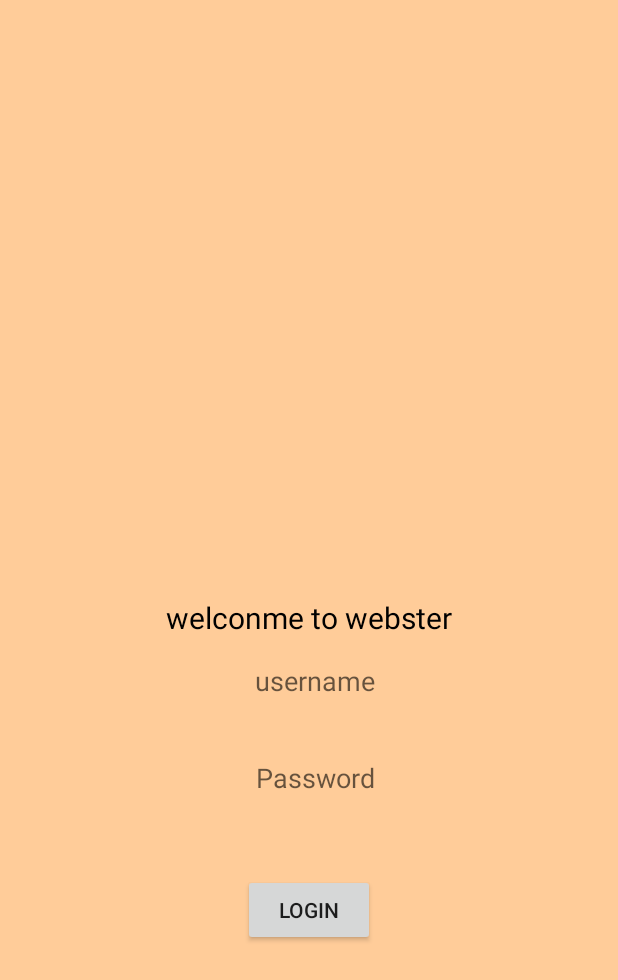
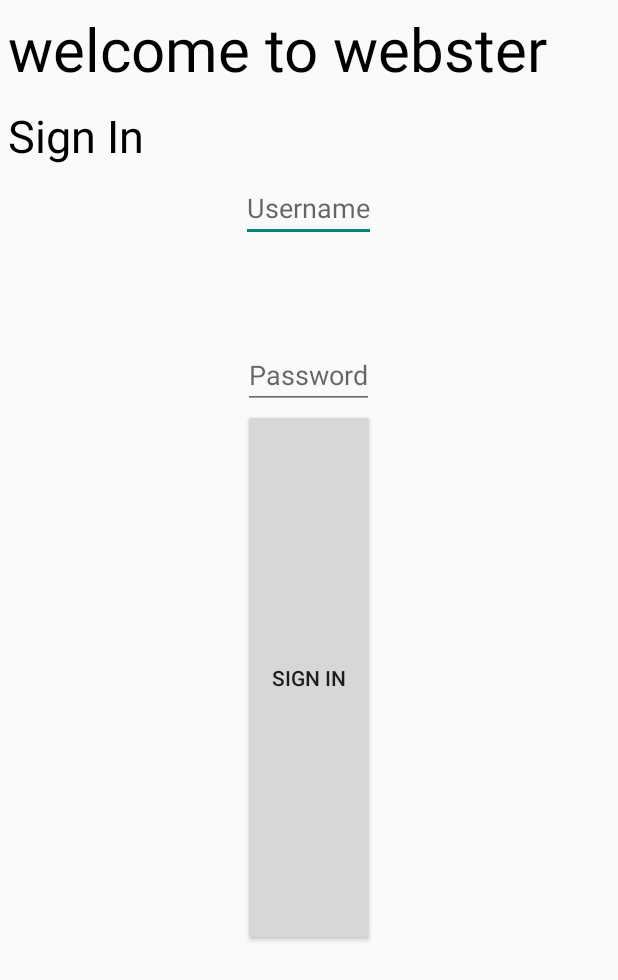
Before and after one commit to sourcebits-bhargava/WebsterBank, an Android app: the layout activity_signin.xml on its own in the app's theme, with its tools: preview values and no code run, on a phone screen of 412 x 824 dp. Shown: the top 980 px of the screen. Run offline under Robolectric (Android 15) with nearby library versions, the phone set to English and light mode, and no system bars.

Commit message:
sign in with db helper

```diff
--- a/app/src/main/java/com/sourcebits/webster/websterbank/AccountsActivity.java
+++ b/app/src/main/java/com/sourcebits/webster/websterbank/AccountsActivity.java
@@ -1,7 +1,9 @@
 package com.sourcebits.webster.websterbank;
+
+import android.app.Activity;
 
 /**
  * Created by Bhargava Gugamsetty on 11/26/2015.
  */
-public class AccountsActivity {
+public class AccountsActivity extends Activity {
 }
--- a/app/src/main/res/layout/activity_signin.xml
+++ b/app/src/main/res/layout/activity_signin.xml
@@ -3,54 +3,58 @@
     android:layout_width="match_parent"
     android:layout_height="match_parent">
 
-    <RelativeLayout
-        android:id="@+id/header"
-        android:layout_width="match_parent"
-        android:layout_height="match_parent"
-        android:layout_alignParentTop="true"
-        android:background="#FC9"
-        android:gravity="center">
+
+    <TextView
+        android:id="@+id/welcome"
+        android:layout_width="wrap_content"
+        android:layout_height="wrap_content"
+        android:layout_margin="5dp"
+        android:text="welcome to webster"
+        android:textColor="#000"
+        android:textSize="40sp" />
 
     <TextView
 
+        android:id="@+id/signin_Tv"
         android:layout_width="wrap_content"
         android:layout_height="wrap_content"
+        android:layout_below="@id/welcome"
         android:layout_margin="5dp"
-            android:text="welconme to webster"
+        android:text="Sign In"
         android:textColor="#000"
-            android:textSize="20sp" />
+        android:textSize="30sp" />
 
-    </RelativeLayout>
+
+
+        <EditText
+            android:id="@+id/username_Et"
+            android:layout_width="wrap_content"
+            android:layout_height="wrap_content"
+            android:layout_centerHorizontal="true"
+            android:layout_marginBottom="66dp"
+            android:layout_below="@id/signin_Tv"
+            android:hint="Username" />
+
+
+        <EditText
+            android:id="@+id/password_Et"
+            android:layout_width="wrap_content"
+            android:layout_height="wrap_content"
+            android:layout_below="@+id/username_Et"
+            android:layout_centerHorizontal="true"
+            android:hint="Password"
+            android:inputType="textPassword" />
+
 
         <Button
-        android:id="@+id/login"
+            android:id="@+id/SignIn"
             android:layout_width="wrap_content"
             android:layout_height="wrap_content"
             android:layout_alignParentBottom="true"
+            android:layout_below="@id/password_Et"
             android:layout_centerHorizontal="true"
             android:layout_marginBottom="193dp"
-        android:text="Login" />
+            android:text="Sign In" />
 
-    <TextView
-        android:id="@+id/password"
-        android:layout_width="wrap_content"
-        android:layout_height="wrap_content"
-        android:layout_above="@+id/login"
-        android:layout_alignEnd="@+id/login"
-        android:layout_alignRight="@+id/login"
-        android:layout_marginBottom="52dp"
-        android:text="Password"
-        android:textAppearance="?android:attr/textAppearanceMedium" />
-
-    <TextView
-        android:id="@+id/username"
-        android:layout_width="wrap_content"
-        android:layout_height="wrap_content"
-        android:layout_above="@+id/password"
-        android:layout_alignEnd="@+id/login"
-        android:layout_alignRight="@+id/login"
-        android:layout_marginBottom="40dp"
-        android:text="username"
-        android:textAppearance="?android:attr/textAppearanceMedium" />
 
 </RelativeLayout>
```
Also changed, not shown: app/src/main/java/com/sourcebits/webster/websterbank/DbHelper.java (added, +52 -0 lines), app/src/main/java/com/sourcebits/webster/websterbank/SignIn.java (+111 -1 lines). Lines whose indentation alone changed are shown as unchanged.
